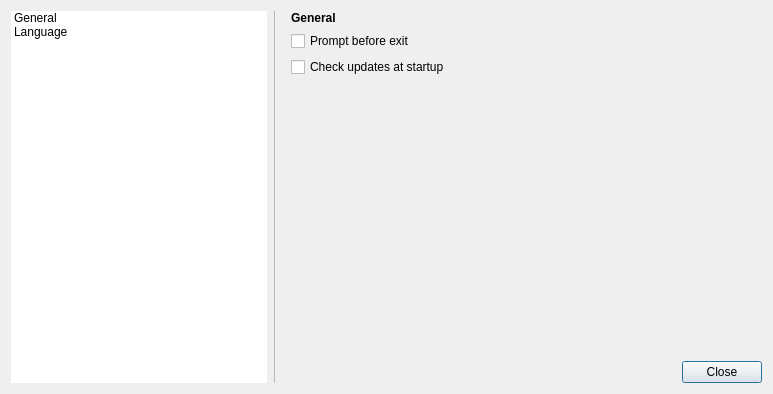
First picture: the form in views/PreferencesDialog.ui, repository Lymphatus/caesium-image-compressor, before the edit.
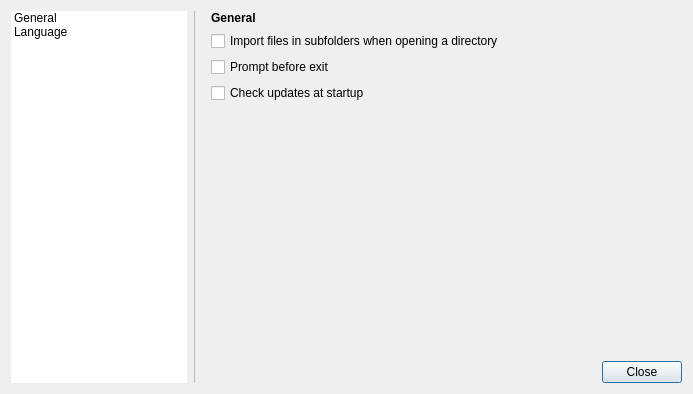
Second picture: the form after the edit. The open tabs and pages were chosen to show the change. Icons and pictures are not drawn.

The edit to the form file:
```diff
--- a/views/PreferencesDialog.ui
+++ b/views/PreferencesDialog.ui
@@ -9,7 +9,7 @@
    <rect>
     <x>0</x>
     <y>0</y>
-    <width>771</width>
+    <width>693</width>
     <height>394</height>
    </rect>
   </property>
@@ -61,14 +61,27 @@
            </property>
           </widget>
          </item>
-         <item row="3" column="1">
+         <item row="4" column="1">
           <widget class="QCheckBox" name="promptExit_CheckBox">
            <property name="text">
             <string>Prompt before exit</string>
            </property>
           </widget>
          </item>
-         <item row="4" column="1">
+         <item row="6" column="1">
+          <spacer name="verticalSpacer">
+           <property name="orientation">
+            <enum>Qt::Vertical</enum>
+           </property>
+           <property name="sizeHint" stdset="0">
+            <size>
+             <width>20</width>
+             <height>40</height>
+            </size>
+           </property>
+          </spacer>
+         </item>
+         <item row="5" column="1">
           <widget class="QCheckBox" name="checkUpdatesAtStartup_CheckBox">
            <property name="enabled">
             <bool>true</bool>
@@ -78,18 +91,12 @@
            </property>
           </widget>
          </item>
-         <item row="5" column="1">
-          <spacer name="verticalSpacer">
-           <property name="orientation">
-            <enum>Qt::Vertical</enum>
+         <item row="3" column="1">
+          <widget class="QCheckBox" name="importSubfolders_CheckBox">
+           <property name="text">
+            <string>Import files in subfolders when opening a directory</string>
            </property>
-           <property name="sizeHint" stdset="0">
-            <size>
-             <width>20</width>
-             <height>40</height>
-            </size>
-           </property>
-          </spacer>
+          </widget>
          </item>
         </layout>
        </widget>
@@ -167,15 +174,9 @@
      </item>
      <item row="1" column="0" rowspan="2">
       <widget class="QListWidget" name="menu_ListWidget">
-       <property name="sizePolicy">
-        <sizepolicy hsizetype="Minimum" vsizetype="Expanding">
-         <horstretch>0</horstretch>
-         <verstretch>0</verstretch>
-        </sizepolicy>
-       </property>
        <property name="minimumSize">
         <size>
-         <width>256</width>
+         <width>150</width>
          <height>0</height>
         </size>
        </property>
```
Left out of the diff: 2 changed lines with no effect on the pictures.
